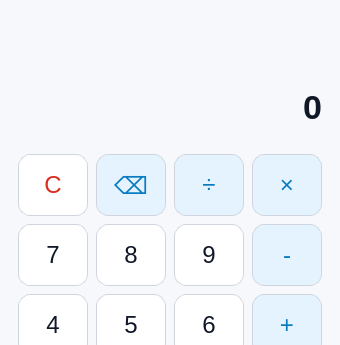
wghsx/QtCourse, file Calculator/calculatorwindow.ui: the form before one commit; both pictures show x 0 to 340 and y 0 to 345 of the 340 by 514 pixel window.
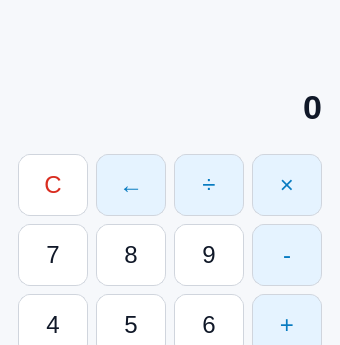
The form after the commit.

Commit message:
use the left arrow glyph for the backspace key
U+232B has no glyph in the default UI font, so the button rendered as a
missing-character box in every screenshot. Switch the button text, the
command token in the engine and the key mapping to U+2190.

Diff of the .ui file:
```diff
--- a/Calculator/calculatorwindow.ui
+++ b/Calculator/calculatorwindow.ui
@@ -11,7 +11,7 @@
    <item><widget class="QLabel" name="displayLabel"><property name="minimumSize"><size><width>0</width><height>70</height></size></property><property name="alignment"><set>Qt::AlignRight|Qt::AlignVCenter</set></property><property name="text"><string>0</string></property></widget></item>
    <item><layout class="QGridLayout" name="keypadLayout"><property name="spacing"><number>8</number></property>
     <item row="0" column="0"><widget class="QPushButton" name="clearButton"><property name="text"><string>C</string></property></widget></item>
-    <item row="0" column="1"><widget class="QPushButton" name="backspaceButton"><property name="text"><string>⌫</string></property></widget></item>
+    <item row="0" column="1"><widget class="QPushButton" name="backspaceButton"><property name="text"><string>←</string></property></widget></item>
     <item row="0" column="2"><widget class="QPushButton" name="divideButton"><property name="text"><string>÷</string></property></widget></item>
     <item row="0" column="3"><widget class="QPushButton" name="multiplyButton"><property name="text"><string>×</string></property></widget></item>
     <item row="1" column="0"><widget class="QPushButton" name="sevenButton"><property name="text"><string>7</string></property></widget></item>
```
The commit also changes 4 other files.
